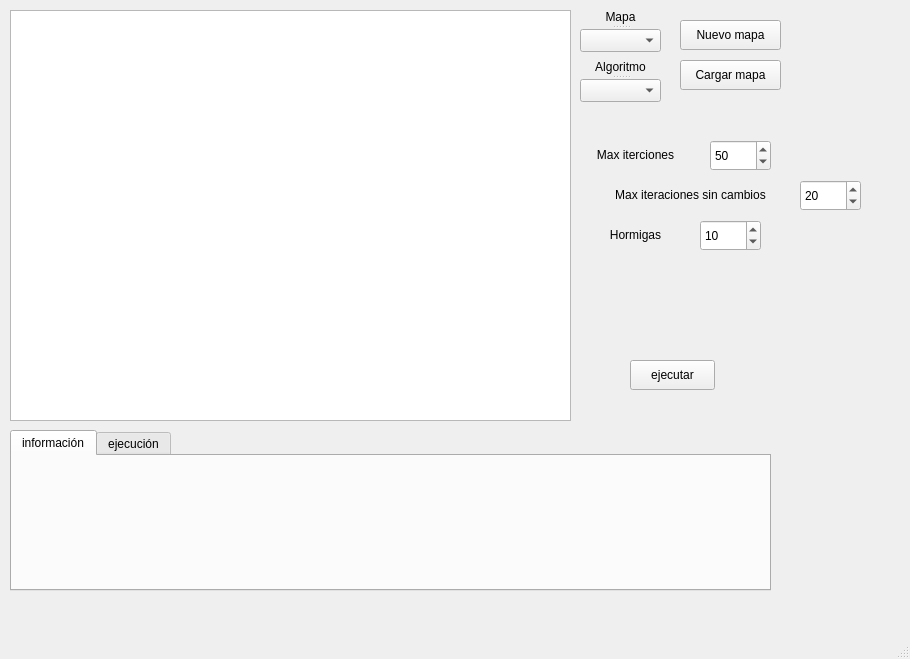
First picture: the form in gui_src/tsp_gui.ui, repository Bercero/Tsp_coa, before the edit.
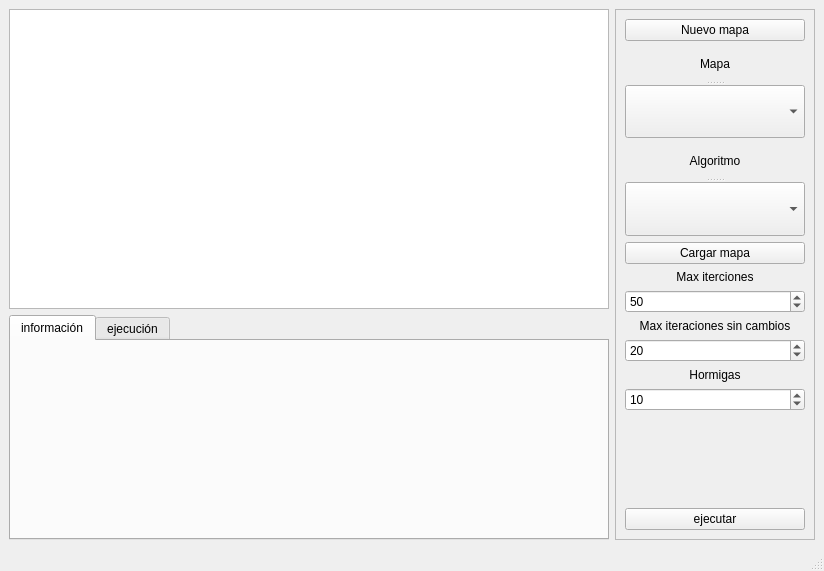
Second picture: the form after the edit.

Commit message: La interfaz es algo mas decente ahora

```diff
--- a/gui_src/tsp_gui.ui
+++ b/gui_src/tsp_gui.ui
@@ -6,67 +6,22 @@
    <rect>
     <x>0</x>
     <y>0</y>
-    <width>910</width>
-    <height>659</height>
+    <width>824</width>
+    <height>571</height>
    </rect>
   </property>
   <property name="windowTitle">
    <string>TSP ACO</string>
   </property>
   <widget class="QWidget" name="centralwidget">
-   <widget class="QPushButton" name="newMapaButton">
-    <property name="geometry">
-     <rect>
-      <x>680</x>
-      <y>20</y>
-      <width>101</width>
-      <height>30</height>
-     </rect>
-    </property>
-    <property name="text">
-     <string>Nuevo mapa</string>
-    </property>
-   </widget>
-   <widget class="QSplitter" name="algoritmoSelector">
-    <property name="geometry">
-     <rect>
-      <x>580</x>
-      <y>60</y>
-      <width>81</width>
-      <height>42</height>
-     </rect>
-    </property>
-    <property name="orientation">
-     <enum>Qt::Vertical</enum>
-    </property>
-    <widget class="QLabel" name="algoritmoLabel">
-     <property name="text">
-      <string>&lt;html&gt;&lt;head/&gt;&lt;body&gt;&lt;p align=&quot;center&quot;&gt;Algoritmo&lt;/p&gt;&lt;/body&gt;&lt;/html&gt;</string>
-     </property>
-    </widget>
-    <widget class="QComboBox" name="algoritmoComboBox"/>
-   </widget>
-   <widget class="QPushButton" name="ejecutarButton">
-    <property name="geometry">
-     <rect>
-      <x>630</x>
-      <y>360</y>
-      <width>85</width>
-      <height>30</height>
-     </rect>
-    </property>
-    <property name="text">
-     <string>ejecutar</string>
-    </property>
-   </widget>
+   <layout class="QGridLayout" name="gridLayout">
+    <item row="1" column="0">
    <widget class="QTabWidget" name="informacionWidget">
-    <property name="geometry">
-     <rect>
-      <x>10</x>
-      <y>430</y>
-      <width>761</width>
-      <height>161</height>
-     </rect>
+      <property name="minimumSize">
+       <size>
+        <width>0</width>
+        <height>200</height>
+       </size>
     </property>
     <property name="currentIndex">
      <number>0</number>
@@ -82,15 +37,41 @@
      </attribute>
     </widget>
    </widget>
+    </item>
+    <item row="0" column="0">
+     <widget class="QGraphicsView" name="graphicsView">
+      <property name="minimumSize">
+       <size>
+        <width>300</width>
+        <height>300</height>
+       </size>
+      </property>
+     </widget>
+    </item>
+    <item row="0" column="1" rowspan="2">
+     <widget class="QFrame" name="frame">
+      <property name="minimumSize">
+       <size>
+        <width>200</width>
+        <height>0</height>
+       </size>
+      </property>
+      <property name="frameShape">
+       <enum>QFrame::StyledPanel</enum>
+      </property>
+      <property name="frameShadow">
+       <enum>QFrame::Raised</enum>
+      </property>
+      <layout class="QVBoxLayout" name="verticalLayout">
+       <item>
+        <widget class="QPushButton" name="newMapaButton">
+         <property name="text">
+          <string>Nuevo mapa</string>
+         </property>
+        </widget>
+       </item>
+       <item>
    <widget class="QSplitter" name="mapaSelector">
-    <property name="geometry">
-     <rect>
-      <x>580</x>
-      <y>10</y>
-      <width>81</width>
-      <height>42</height>
-     </rect>
-    </property>
     <property name="orientation">
      <enum>Qt::Vertical</enum>
     </property>
@@ -99,85 +80,72 @@
       <string>&lt;html&gt;&lt;head/&gt;&lt;body&gt;&lt;p align=&quot;center&quot;&gt;Mapa&lt;/p&gt;&lt;/body&gt;&lt;/html&gt;</string>
      </property>
     </widget>
-    <widget class="QComboBox" name="mapaComboBox"/>
-   </widget>
+         <widget class="QComboBox" name="mapaComboBox">
+          <property name="sizePolicy">
+           <sizepolicy hsizetype="Minimum" vsizetype="Minimum">
+            <horstretch>0</horstretch>
+            <verstretch>0</verstretch>
+           </sizepolicy>
+          </property>
+         </widget>
+        </widget>
+       </item>
+       <item>
+        <widget class="QSplitter" name="algoritmoSelector">
+         <property name="orientation">
+          <enum>Qt::Vertical</enum>
+         </property>
+         <widget class="QLabel" name="algoritmoLabel">
+          <property name="text">
+           <string>&lt;html&gt;&lt;head/&gt;&lt;body&gt;&lt;p align=&quot;center&quot;&gt;Algoritmo&lt;/p&gt;&lt;/body&gt;&lt;/html&gt;</string>
+          </property>
+         </widget>
+         <widget class="QComboBox" name="algoritmoComboBox">
+          <property name="sizePolicy">
+           <sizepolicy hsizetype="Minimum" vsizetype="Fixed">
+            <horstretch>0</horstretch>
+            <verstretch>0</verstretch>
+           </sizepolicy>
+          </property>
+         </widget>
+        </widget>
+       </item>
+       <item>
    <widget class="QPushButton" name="cargarMapaButton">
-    <property name="geometry">
-     <rect>
-      <x>680</x>
-      <y>60</y>
-      <width>101</width>
-      <height>30</height>
-     </rect>
-    </property>
     <property name="text">
      <string>Cargar mapa</string>
     </property>
    </widget>
-   <widget class="QGraphicsView" name="graphicsView">
-    <property name="geometry">
-     <rect>
-      <x>10</x>
-      <y>10</y>
-      <width>561</width>
-      <height>411</height>
-     </rect>
-    </property>
-   </widget>
-   <widget class="QSpinBox" name="itSpinBox">
-    <property name="geometry">
-     <rect>
-      <x>710</x>
-      <y>140</y>
-      <width>61</width>
-      <height>31</height>
-     </rect>
-    </property>
-    <property name="minimum">
-     <number>1</number>
-    </property>
-    <property name="maximum">
-     <number>1000</number>
-    </property>
-    <property name="value">
-     <number>50</number>
-    </property>
-   </widget>
+       </item>
+       <item>
    <widget class="QLabel" name="itLabel">
-    <property name="geometry">
-     <rect>
-      <x>580</x>
-      <y>140</y>
-      <width>111</width>
-      <height>31</height>
-     </rect>
-    </property>
     <property name="text">
      <string>&lt;html&gt;&lt;head/&gt;&lt;body&gt;&lt;p align=&quot;center&quot;&gt;Max iterciones&lt;/p&gt;&lt;/body&gt;&lt;/html&gt;</string>
     </property>
    </widget>
+       </item>
+       <item>
+        <widget class="QSpinBox" name="itSpinBox">
+         <property name="minimum">
+          <number>1</number>
+         </property>
+         <property name="maximum">
+          <number>1000</number>
+         </property>
+         <property name="value">
+          <number>50</number>
+         </property>
+        </widget>
+       </item>
+       <item>
    <widget class="QLabel" name="itSCLabel">
-    <property name="geometry">
-     <rect>
-      <x>590</x>
-      <y>180</y>
-      <width>201</width>
-      <height>31</height>
-     </rect>
-    </property>
     <property name="text">
      <string>&lt;html&gt;&lt;head/&gt;&lt;body&gt;&lt;p align=&quot;center&quot;&gt;Max iteraciones sin cambios&lt;/p&gt;&lt;/body&gt;&lt;/html&gt;</string>
     </property>
    </widget>
+       </item>
+       <item>
    <widget class="QSpinBox" name="itSCBox">
-    <property name="geometry">
-     <rect>
-      <x>800</x>
-      <y>180</y>
-      <width>61</width>
-      <height>31</height>
-     </rect>
-    </property>
     <property name="minimum">
      <number>1</number>
     </property>
@@ -188,38 +156,51 @@
      <number>20</number>
     </property>
    </widget>
-   <widget class="QSpinBox" name="nhSCBox">
-    <property name="geometry">
-     <rect>
-      <x>700</x>
-      <y>220</y>
-      <width>61</width>
-      <height>31</height>
-     </rect>
-    </property>
-    <property name="minimum">
-     <number>1</number>
-    </property>
-    <property name="maximum">
-     <number>50</number>
-    </property>
-    <property name="value">
-     <number>10</number>
-    </property>
-   </widget>
+       </item>
+       <item>
    <widget class="QLabel" name="nhLabel">
-    <property name="geometry">
-     <rect>
-      <x>580</x>
-      <y>220</y>
-      <width>111</width>
-      <height>31</height>
-     </rect>
-    </property>
     <property name="text">
      <string>&lt;html&gt;&lt;head/&gt;&lt;body&gt;&lt;p align=&quot;center&quot;&gt;Hormigas&lt;/p&gt;&lt;/body&gt;&lt;/html&gt;</string>
     </property>
    </widget>
+       </item>
+       <item>
+        <widget class="QSpinBox" name="nhSCBox">
+         <property name="minimum">
+          <number>1</number>
+         </property>
+         <property name="maximum">
+          <number>50</number>
+         </property>
+         <property name="value">
+          <number>10</number>
+         </property>
+        </widget>
+       </item>
+       <item>
+        <spacer name="verticalSpacer">
+         <property name="orientation">
+          <enum>Qt::Vertical</enum>
+         </property>
+         <property name="sizeHint" stdset="0">
+          <size>
+           <width>20</width>
+           <height>40</height>
+          </size>
+         </property>
+        </spacer>
+       </item>
+       <item>
+        <widget class="QPushButton" name="ejecutarButton">
+         <property name="text">
+          <string>ejecutar</string>
+         </property>
+        </widget>
+       </item>
+      </layout>
+     </widget>
+    </item>
+   </layout>
   </widget>
   <widget class="QMenuBar" name="menubar">
    <property name="geometry">
```
Left out of the diff: 2 changed lines with no effect on the pictures. Lines whose indentation alone changed are shown as unchanged.
